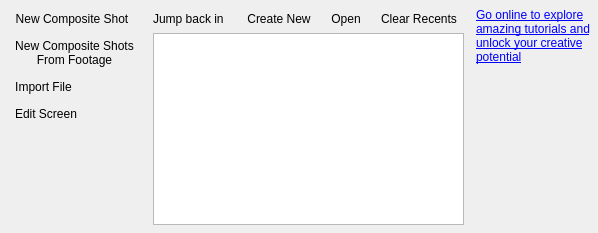
This is ui/panels/Start.ui in ili4yov-ika/OpenVegasEffects as Qt 5 draws it before an edit. The edited form follows.
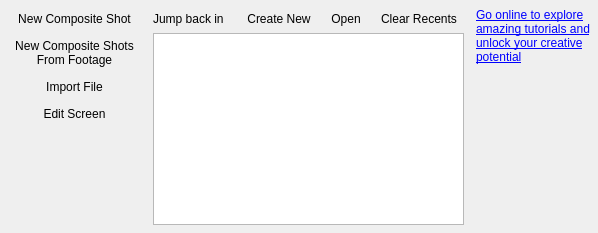
This is the edited form.

Commit message:
Start page: one width for the entry buttons, Create New without an icon
The four entry buttons share the width of the widest one and the recent
projects list takes the rest; Create New is text only like Open and Clear
Recents; the toolbar button that opens Start shows the project file's icon
(resources/icons/iconfile.svg).

What changed in the file:
```diff
--- a/ui/panels/Start.ui
+++ b/ui/panels/Start.ui
@@ -17,7 +17,7 @@
    <string>Start</string>
   </property>
   <widget class="QWidget" name="StartPanelWidget">
-   <layout class="QHBoxLayout" name="rootLayout">
+   <layout class="QHBoxLayout" name="rootLayout" stretch="0,1,0">
     <property name="spacing"><number>12</number></property>
     <property name="leftMargin"><number>8</number></property>
     <property name="topMargin"><number>8</number></property>
@@ -29,6 +29,12 @@
       <property name="spacing"><number>6</number></property>
       <item>
        <widget class="QToolButton" name="toolButtonNewComp">
+        <property name="sizePolicy">
+         <sizepolicy hsizetype="Preferred" vsizetype="Fixed">
+          <horstretch>0</horstretch>
+          <verstretch>0</verstretch>
+         </sizepolicy>
+        </property>
         <property name="text"><string>New Composite Shot</string></property>
         <property name="toolTip"><string>Create New Composite Shot</string></property>
         <property name="autoRaise"><bool>true</bool></property>
@@ -52,6 +58,12 @@
       </item>
       <item>
        <widget class="QToolButton" name="AddMedia">
+        <property name="sizePolicy">
+         <sizepolicy hsizetype="Preferred" vsizetype="Fixed">
+          <horstretch>0</horstretch>
+          <verstretch>0</verstretch>
+         </sizepolicy>
+        </property>
         <property name="text"><string>Import File</string></property>
         <property name="toolTip"><string>Import File</string></property>
         <property name="autoRaise"><bool>true</bool></property>
@@ -63,6 +75,12 @@
       </item>
       <item>
        <widget class="QToolButton" name="toolButtonEditScreen">
+        <property name="sizePolicy">
+         <sizepolicy hsizetype="Preferred" vsizetype="Fixed">
+          <horstretch>0</horstretch>
+          <verstretch>0</verstretch>
+         </sizepolicy>
+        </property>
         <property name="text"><string>Edit Screen</string></property>
         <property name="toolTip"><string>Go to the Edit Screen</string></property>
         <property name="autoRaise"><bool>true</bool></property>
```
Left out of the diff: 6 changed lines with no effect on the pictures. The commit also changes 3 other files.
